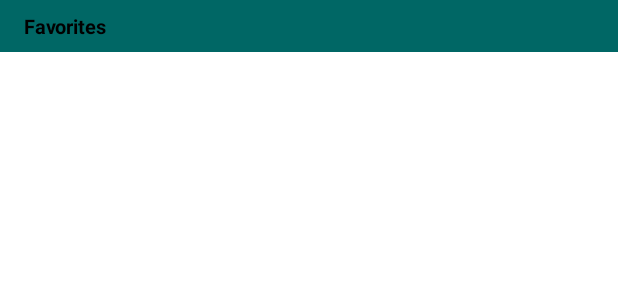
After one commit to alejandrolue/MyUpApp, an Android app: the layout fav_sec_header.xml on its own in the app's theme, with its tools: preview values and no code run, on a phone screen of 412 x 824 dp. The commit adds this screen. Shown: the top 300 px of the screen. Run offline under Robolectric (Android 15) with nearby library versions, the phone set to English and light mode, and no system bars.

Commit message:
Added fav_sec_header.xml

```diff
--- a/app/src/main/res/layout/activity_main.xml
+++ b/app/src/main/res/layout/activity_main.xml
@@ -10,7 +10,7 @@
 
 
 
-    <androidx.appcompat.widget.Toolbar
+ <!--   <androidx.appcompat.widget.Toolbar
         android:id="@+id/my_toolbar"
         android:layout_width="match_parent"
         android:layout_height="50dp"
@@ -50,7 +50,7 @@
             app:layout_constraintStart_toStartOf="parent"
             app:layout_constraintTop_toBottomOf="@+id/progressbar" />
 
-    </androidx.constraintlayout.widget.ConstraintLayout>
+    </androidx.constraintlayout.widget.ConstraintLayout> -->
 
 
 
--- /dev/null
+++ b/app/src/main/res/layout/fav_sec_header.xml
@@ -0,0 +1,38 @@
+<?xml version="1.0" encoding="utf-8"?>
+<androidx.constraintlayout.widget.ConstraintLayout xmlns:android="http://schemas.android.com/apk/res/android"
+    xmlns:app="http://schemas.android.com/apk/res-auto"
+    xmlns:tools="http://schemas.android.com/tools"
+    android:layout_width="match_parent"
+    android:layout_height="wrap_content">
+
+
+    <androidx.constraintlayout.widget.ConstraintLayout
+        android:id="@+id/constraintLayout2"
+        android:layout_width="match_parent"
+        android:layout_height="wrap_content"
+        app:layout_constraintTop_toTopOf="parent"
+        android:background="@color/section_header">
+
+        <TextView
+            android:padding="8dp"
+            android:id="@+id/tvTitle"
+            android:layout_width="match_parent"
+            android:layout_height="wrap_content"
+            android:layout_alignParentStart="true"
+            android:layout_alignParentLeft="true"
+            android:layout_centerVertical="true"
+
+            android:gravity="center_vertical"
+            android:textStyle="bold"
+            android:textSize="13dp"
+            android:textColor="@color/black"
+            android:layout_marginLeft="8dp"
+            app:layout_constraintStart_toStartOf="parent"
+            app:layout_constraintTop_toTopOf="parent"
+            tools:text="Favorites" />
+
+    </androidx.constraintlayout.widget.ConstraintLayout>
+
+
+
+</androidx.constraintlayout.widget.ConstraintLayout>
--- a/app/src/main/res/values/colors.xml
+++ b/app/src/main/res/values/colors.xml
@@ -9,4 +9,5 @@
     <color name="white">#FFFFFFFF</color>
     <color name="grey">#FF004E4D</color>
     <color name="progressBar">#00FFFC</color>
+    <color name="section_header">#006765</color>
 </resources>
```
